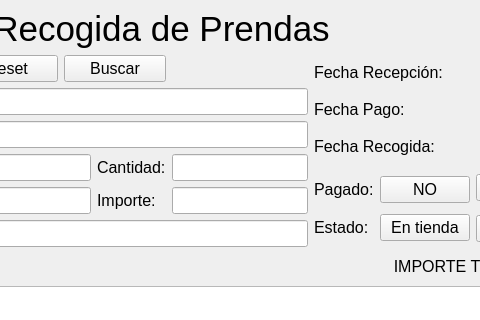
First picture: the form in src/recog_prendas/recog_prendas.ui, repository germanbravolopez/laideal, before the edit; both pictures show x 352 to 832 and y 0 to 320 of the 1027 by 454 pixel window.
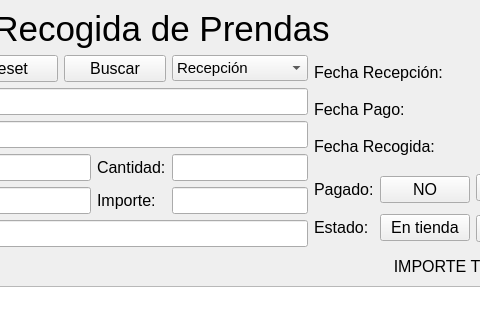
Second picture: the form after the edit.

Commit message: update filter on date per type of date

Diff of the .ui file:
```diff
--- a/src/recog_prendas/recog_prendas.ui
+++ b/src/recog_prendas/recog_prendas.ui
@@ -449,6 +449,42 @@
         </item>
        </layout>
       </item>
+      <item row="0" column="5">
+       <widget class="QComboBox" name="cb_search_date">
+        <property name="enabled">
+         <bool>true</bool>
+        </property>
+        <property name="font">
+         <font>
+          <pointsize>11</pointsize>
+         </font>
+        </property>
+        <property name="toolTip">
+         <string>&lt;html&gt;&lt;head/&gt;&lt;body&gt;&lt;p&gt;Buscar por fecha de recepción, pago o entregado.&lt;/p&gt;&lt;/body&gt;&lt;/html&gt;</string>
+        </property>
+        <property name="editable">
+         <bool>false</bool>
+        </property>
+        <property name="currentText">
+         <string>Pago</string>
+        </property>
+        <item>
+         <property name="text">
+          <string>Recepción</string>
+         </property>
+        </item>
+        <item>
+         <property name="text">
+          <string>Pago</string>
+         </property>
+        </item>
+        <item>
+         <property name="text">
+          <string>Recogida</string>
+         </property>
+        </item>
+       </widget>
+      </item>
      </layout>
     </item>
     <item row="6" column="0" colspan="6">
```
The commit also changes 2 other files.
